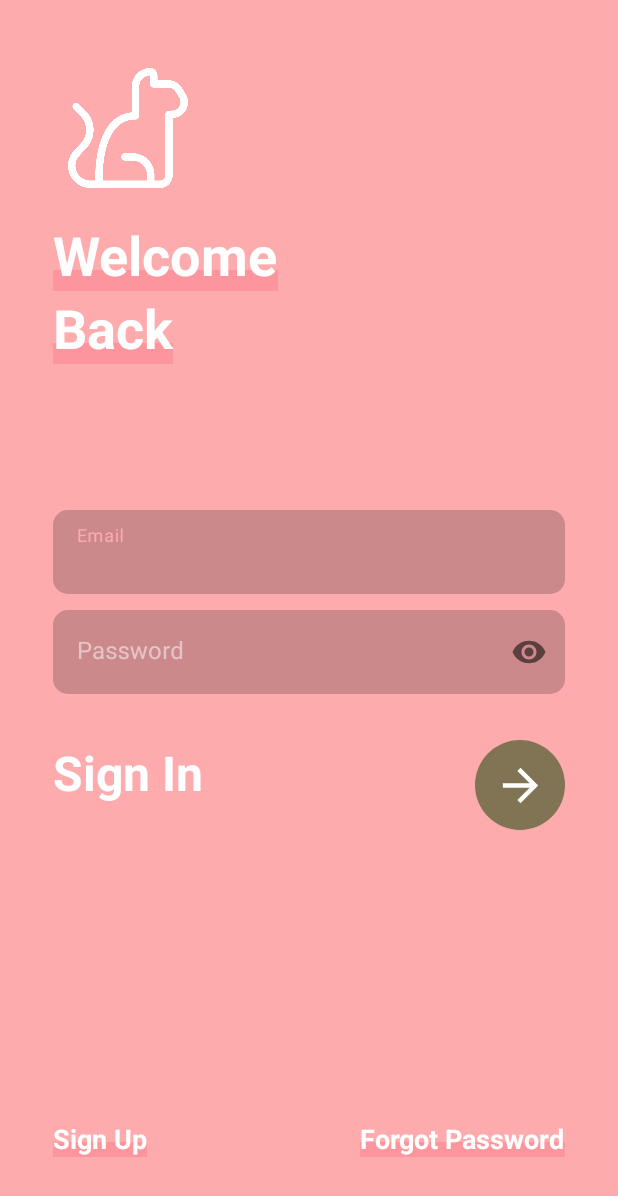
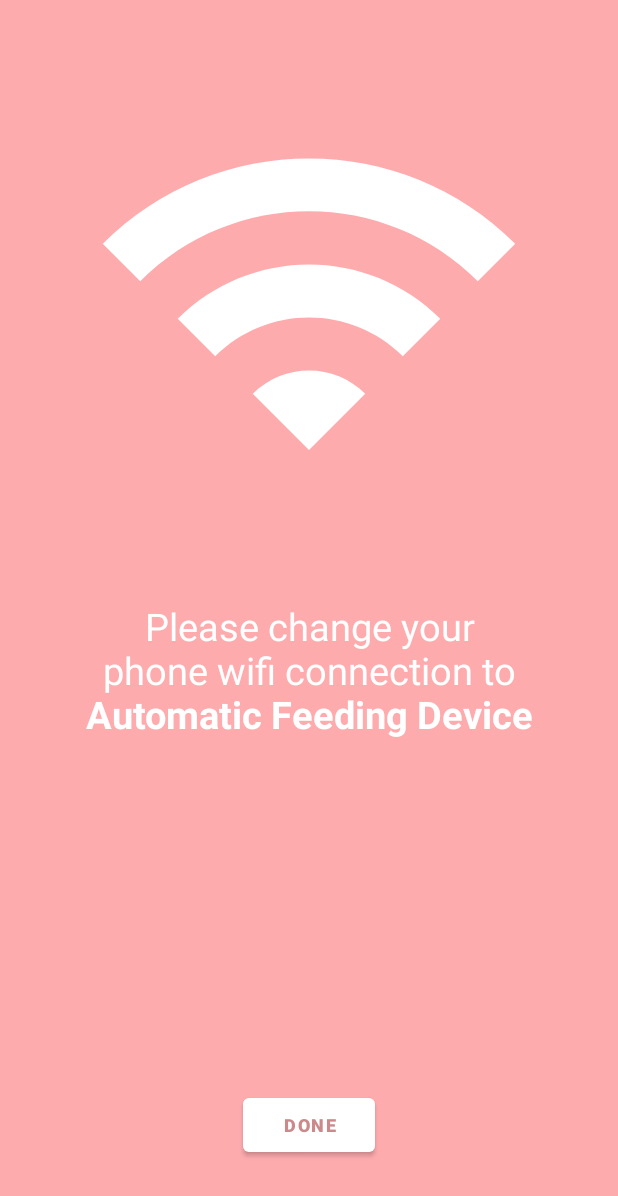
Before and after one commit to mengleang-ngoun/pet_feeding, an Android app: the screen it shows after launch (AuthenticationActivity before the commit, AddFeedingDeviceActivity after it), on a phone screen of 412 x 824 dp. Shown: the top 1196 px of the screen. Run offline under Robolectric (Android 15) with nearby library versions, the phone set to English and light mode, and no system bars.

Commit message:
prepare add device activity

```diff
--- a/app/src/main/AndroidManifest.xml
+++ b/app/src/main/AndroidManifest.xml
@@ -9,7 +9,7 @@
         android:supportsRtl="true"
         android:theme="@style/Theme.Pet_feeding">
         <activity
-            android:name=".AuthenticationActivity"
+            android:name=".AddFeedingDeviceActivity"
             android:exported="true"
             android:label="@string/app_name">
             <intent-filter>
@@ -17,7 +17,8 @@
                 <category android:name="android.intent.category.LAUNCHER" />
             </intent-filter>
         </activity>
+        <activity android:name=".MainActivity"/>
         <activity android:name=".StartActivity"/>
-        <activity android:name=".MainActivity"/>
+        <activity android:name=".AuthenticationActivity"/>
     </application>
 </manifest>
--- /dev/null
+++ b/app/src/main/java/com/example/pet_feeding/AddFeedingDeviceActivity.kt
@@ -0,0 +1,17 @@
+package com.example.pet_feeding
+
+import android.os.Bundle
+import androidx.appcompat.app.AppCompatActivity
+import androidx.fragment.app.commit
+import com.example.pet_feeding.add_device.TellToConnectToDeviceWifi
+import com.example.pet_feeding.ui.auth.SignInFragment
+
+class AddFeedingDeviceActivity: AppCompatActivity() {
+    override fun onCreate(savedInstanceState: Bundle?) {
+        super.onCreate(savedInstanceState)
+        supportFragmentManager.commit {
+            replace(R.id.add_device_fragment_container_view, TellToConnectToDeviceWifi())
+        }
+        setContentView(R.layout.activity_add_feeding_device)
+    }
+}
--- a/app/src/main/java/com/example/pet_feeding/AuthenticationActivity.kt
+++ b/app/src/main/java/com/example/pet_feeding/AuthenticationActivity.kt
@@ -1,16 +1,20 @@
 package com.example.pet_feeding
 
 import android.os.Bundle
+import android.os.PersistableBundle
 import android.util.Log
 import androidx.appcompat.app.AppCompatActivity
 import androidx.fragment.app.Fragment
+import androidx.fragment.app.FragmentManager
 import androidx.fragment.app.commit
 import com.example.pet_feeding.ui.auth.EmailVerificationFragment
 import com.example.pet_feeding.ui.auth.SignInFragment
 import com.example.pet_feeding.ui.auth.SignUpFragment
+import com.google.firebase.auth.ktx.auth
+import com.google.firebase.ktx.Firebase
 import kotlin.math.log
 
-class AuthenticationActivity: AppCompatActivity() {
+class AuthenticationActivity : AppCompatActivity() {
     override fun onCreate(savedInstanceState: Bundle?) {
         super.onCreate(savedInstanceState)
         supportFragmentManager.commit {
--- a/app/src/main/java/com/example/pet_feeding/MainActivity.kt
+++ b/app/src/main/java/com/example/pet_feeding/MainActivity.kt
@@ -1,5 +1,6 @@
 package com.example.pet_feeding
 
+import android.content.Intent
 import android.os.Bundle
 import android.widget.Button
 import androidx.appcompat.app.AppCompatActivity
@@ -9,6 +10,8 @@ import com.example.pet_feeding.fragment.ProfileFragment
 import com.example.pet_feeding.fragment.SettingFragment
 import com.example.pet_feeding.fragment.schedule_feednow
 import com.google.android.material.bottomnavigation.BottomNavigationView
+import com.google.firebase.auth.ktx.auth
+import com.google.firebase.ktx.Firebase
 
 
 class MainActivity : AppCompatActivity() {
@@ -23,12 +26,12 @@ class MainActivity : AppCompatActivity() {
     override fun onCreate(savedInstanceState: Bundle?) {
         super.onCreate(savedInstanceState)
 
+        if (Firebase.auth.currentUser == null){
+            startActivity(Intent(this,AuthenticationActivity::class.java))
+        }
+
         setContentView(R.layout.activity_main)
-
-
         replaceFragment(profileFragment)
-
-
         val bottom_navigation = findViewById<BottomNavigationView>(R.id.bottom_navigation)
 
         bottom_navigation.setOnNavigationItemSelectedListener{
@@ -39,10 +42,6 @@ class MainActivity : AppCompatActivity() {
             }
             true
         }
-
-
-
-
     }
 
     private fun replaceFragment(fragment: Fragment) {
@@ -50,8 +49,5 @@ class MainActivity : AppCompatActivity() {
             replace(R.id.fragment_container,fragment)
             commit()
         }
-
-
-
     }
 }
--- /dev/null
+++ b/app/src/main/java/com/example/pet_feeding/add_device/TellToConnectToDeviceWifi.kt
@@ -0,0 +1,25 @@
+package com.example.pet_feeding.add_device
+
+import android.os.Bundle
+import android.text.Html
+import android.view.LayoutInflater
+import android.view.View
+import android.view.ViewGroup
+import android.widget.TextView
+import androidx.fragment.app.Fragment
+import com.example.pet_feeding.R
+
+class TellToConnectToDeviceWifi: Fragment() {
+    override fun onCreateView(
+        inflater: LayoutInflater,
+        container: ViewGroup?,
+        savedInstanceState: Bundle?
+    ): View? {
+        return inflater.inflate(R.layout.fragment_tell_to_connect_to_device_wifi,container,false)
+    }
+
+    override fun onViewCreated(view: View, savedInstanceState: Bundle?) {
+        super.onViewCreated(view, savedInstanceState)
+        view.findViewById<TextView>(R.id.instruction_text).text = Html.fromHtml("Please change your phone wifi connection to <b>Automatic Feeding Device</b>")
+    }
+}
--- a/app/src/main/java/com/example/pet_feeding/fragment/HomeFragment.kt
+++ b/app/src/main/java/com/example/pet_feeding/fragment/HomeFragment.kt
@@ -25,7 +25,6 @@ class HomeFragment : Fragment() {
 
         bt_add_Device.setOnClickListener {
             replaceFragment(schedule_feednow())
-
         }
 
     }
--- a/app/src/main/java/com/example/pet_feeding/ui/auth/SignInFragment.kt
+++ b/app/src/main/java/com/example/pet_feeding/ui/auth/SignInFragment.kt
@@ -1,5 +1,6 @@
 package com.example.pet_feeding.ui.auth
 
+import android.content.Intent
 import android.os.Bundle
 import android.util.Log
 import android.view.LayoutInflater
@@ -13,6 +14,7 @@ import androidx.core.widget.addTextChangedListener
 import androidx.fragment.app.Fragment
 import androidx.fragment.app.FragmentManager
 import androidx.fragment.app.commit
+import com.example.pet_feeding.MainActivity
 import com.example.pet_feeding.R
 import com.google.android.material.progressindicator.CircularProgressIndicator
 import com.google.android.material.textfield.TextInputLayout
@@ -89,7 +91,8 @@ class SignInFragment : Fragment() {
                     passwordInputLayout.editText?.text.toString()
                 ).addOnCompleteListener { task ->
                     if (task.isSuccessful){
-                        Log.d("test", "onViewCreated: ${Firebase.auth.currentUser?.uid}")
+                        startActivity(Intent(requireContext(),MainActivity::class.java))
+                        requireActivity().finish()
                     }else{
                         errorTextView.text = "Wrong email or password"
                         emailInputLayout.error = " "
--- a/app/src/main/java/com/example/pet_feeding/ui/auth/SignUpFragment.kt
+++ b/app/src/main/java/com/example/pet_feeding/ui/auth/SignUpFragment.kt
@@ -1,5 +1,6 @@
 package com.example.pet_feeding.ui.auth
 
+import android.content.Intent
 import android.os.Bundle
 import android.util.Log
 import android.view.LayoutInflater
@@ -12,6 +13,7 @@ import android.widget.TextView
 import androidx.core.widget.addTextChangedListener
 import androidx.fragment.app.Fragment
 import androidx.fragment.app.commit
+import com.example.pet_feeding.MainActivity
 import com.example.pet_feeding.R
 import com.google.android.material.progressindicator.CircularProgressIndicator
 import com.google.android.material.textfield.TextInputLayout
@@ -137,6 +139,8 @@ class SignUpFragment : Fragment() {
                             "udi" to Firebase.auth.currentUser?.uid
                         )
                     )
+                    startActivity(Intent(requireContext(), MainActivity::class.java))
+                    requireActivity().finish()
                 } else {
                     emailInput.error = task.exception?.message.toString()
                 }
--- /dev/null
+++ b/app/src/main/res/drawable/ic_baseline_wifi_24.xml
@@ -0,0 +1,5 @@
+<vector android:height="50dp" android:tint="#FFFFFF"
+    android:viewportHeight="24" android:viewportWidth="24"
+    android:width="50dp" xmlns:android="http://schemas.android.com/apk/res/android">
+    <path android:fillColor="@android:color/white" android:pathData="M1,9l2,2c4.97,-4.97 13.03,-4.97 18,0l2,-2C16.93,2.93 7.08,2.93 1,9zM9,17l3,3 3,-3c-1.65,-1.66 -4.34,-1.66 -6,0zM5,13l2,2c2.76,-2.76 7.24,-2.76 10,0l2,-2C15.14,9.14 8.87,9.14 5,13z"/>
+</vector>
--- /dev/null
+++ b/app/src/main/res/layout/activity_add_feeding_device.xml
@@ -0,0 +1,11 @@
+<?xml version="1.0" encoding="utf-8"?>
+<LinearLayout xmlns:android="http://schemas.android.com/apk/res/android"
+    android:orientation="vertical"
+    android:layout_width="match_parent"
+    android:layout_height="match_parent">
+    <androidx.fragment.app.FragmentContainerView
+        android:id="@+id/add_device_fragment_container_view"
+        android:layout_width="match_parent"
+        android:layout_height="match_parent"
+        android:orientation="vertical"/>
+</LinearLayout>
--- /dev/null
+++ b/app/src/main/res/layout/fragment_tell_to_connect_to_device_wifi.xml
@@ -0,0 +1,39 @@
+<?xml version="1.0" encoding="utf-8"?>
+<RelativeLayout xmlns:android="http://schemas.android.com/apk/res/android"
+    xmlns:app="http://schemas.android.com/apk/res-auto"
+    android:orientation="vertical"
+    android:layout_width="match_parent"
+    android:layout_height="match_parent"
+    android:background="@color/Primary_pink">
+    <ImageView
+        android:id="@+id/wifi_icon"
+        android:layout_gravity="center"
+        android:layout_width="300dp"
+        android:layout_height="300dp"
+        android:layout_centerHorizontal="true"
+        android:src="@drawable/ic_baseline_wifi_24"
+        android:layout_marginVertical="50dp"
+        android:contentDescription="wifi"/>
+
+    <TextView
+        android:id="@+id/instruction_text"
+        android:layout_width="wrap_content"
+        android:layout_height="wrap_content"
+        android:layout_below="@id/wifi_icon"
+        android:textAlignment="center"
+        android:paddingHorizontal="50dp"
+        android:textColor="@color/white"
+        android:textSize="25dp" />
+    <com.google.android.material.button.MaterialButton
+        android:id="@+id/btn"
+        android:layout_width="wrap_content"
+        android:layout_height="wrap_content"
+        android:layout_alignParentBottom="true"
+        android:layout_centerHorizontal="true"
+        android:layout_marginBottom="50dp"
+        app:backgroundTint="@color/white"
+        android:textColor="@color/secondary_darkPink"
+        android:textSize="12dp"
+        android:textStyle="bold"
+        android:text="Done"/>
+</RelativeLayout>
```
